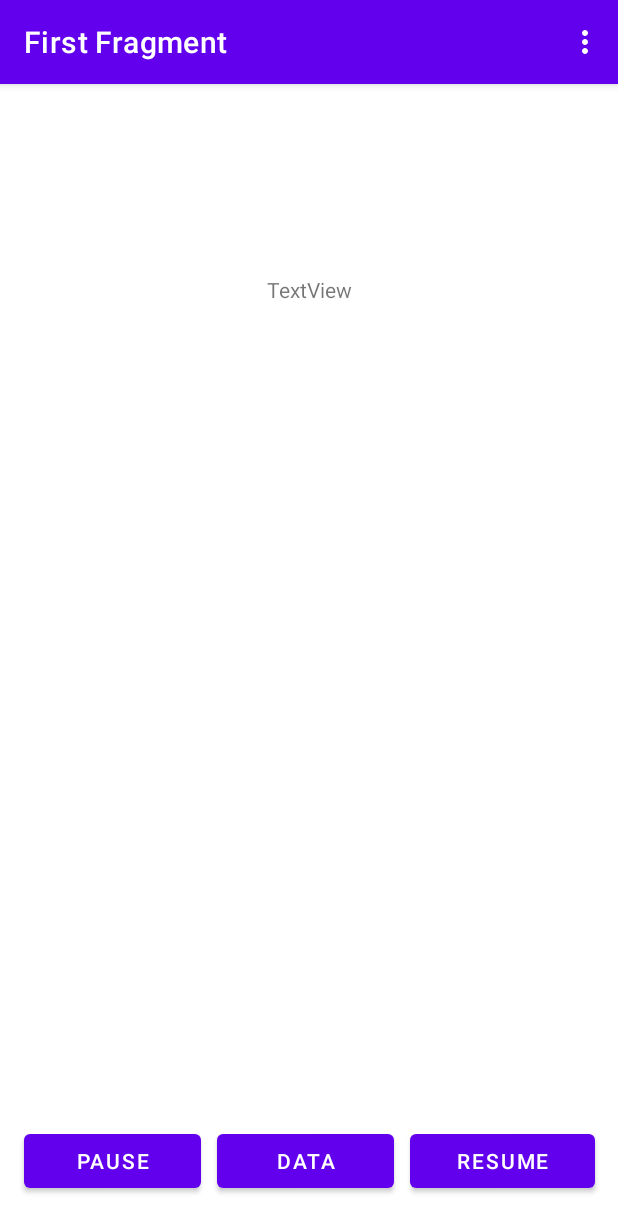
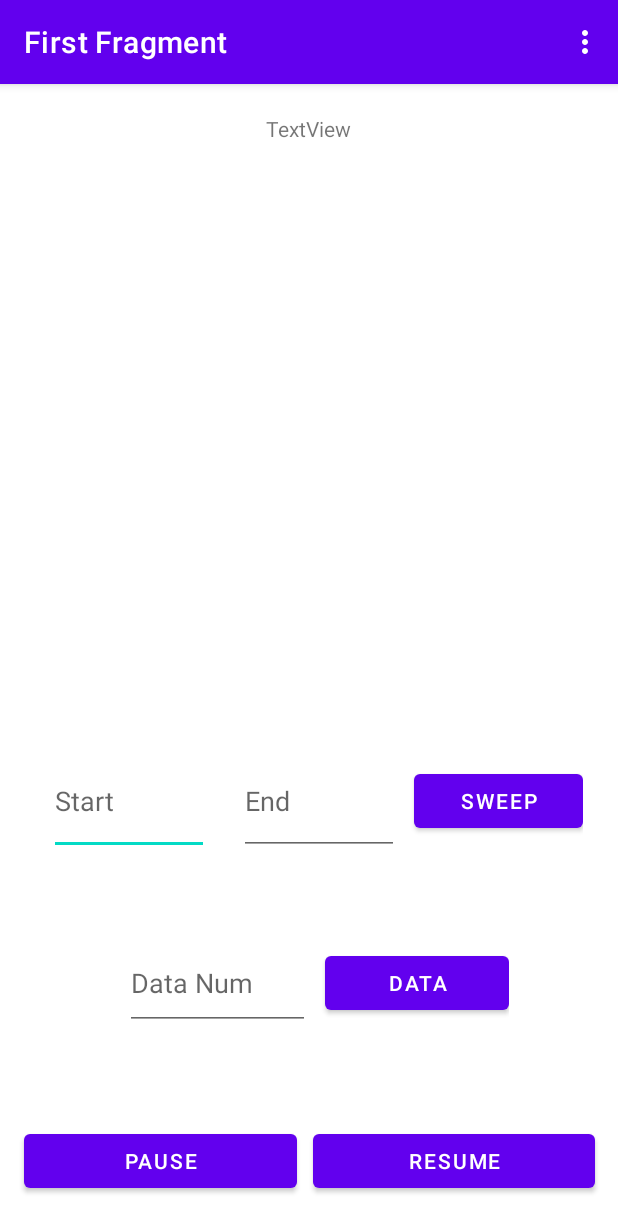
Before and after one commit to JackTNorris/VNAGrapher, an Android app: the screen it shows after launch (MainActivity), on a phone screen of 412 x 824 dp. Shown: the top 1232 px of the screen. Run offline under Robolectric (Android 15) with nearby library versions, the phone set to English and light mode, and no system bars; our stand-ins replace navigation-ui.

Commit message:
sweep functionality

```diff
--- a/app/src/main/AndroidManifest.xml
+++ b/app/src/main/AndroidManifest.xml
@@ -25,6 +25,7 @@
             android:name=".MainActivity"
             android:exported="true"
             android:label="@string/app_name"
+            android:windowSoftInputMode="adjustPan"
             android:theme="@style/Theme.VNAGrapher.NoActionBar" >
             <intent-filter>
                 <action android:name="android.intent.action.MAIN" />
--- a/app/src/main/java/com/example/vnagrapher/MainActivity.kt
+++ b/app/src/main/java/com/example/vnagrapher/MainActivity.kt
@@ -24,9 +24,16 @@ import android.view.MenuItem
 import androidx.core.app.ActivityCompat
 import com.example.vnagrapher.databinding.ActivityMainBinding
 import android.util.Log
+import androidx.annotation.WorkerThread
 import androidx.core.content.ContextCompat
+import kotlinx.coroutines.delay
 import java.io.IOException
 import java.util.*
+import kotlinx.coroutines.Dispatchers
+import kotlinx.coroutines.flow.*
+import kotlinx.coroutines.launch
+import kotlinx.coroutines.runBlocking
+import androidx.lifecycle.*
 
 var mUUID = UUID.fromString("8ce255c0-200a-11e0-ac64-0800200c9a66")
 var TAG = "VNA_GRAPHER"
@@ -165,8 +172,16 @@ class MainActivity : AppCompatActivity() {
                     utilThread.write(message.toByteArray())
                 }
                 binding.data.setOnClickListener { view ->
-                    var message = "data\r"
+                    var dataNum = binding.dataNum.text.toString()
+                    var message = "data $dataNum\r"
                     utilThread.write(message.toByteArray())
+                }
+                binding.setSweep.setOnClickListener {
+                    var sweepStart = binding.sweepStart.text.toString()
+                    var sweepEnd = binding.sweepEnd.text.toString()
+                    Log.d(TAG, sweepStart)
+                    Log.d(TAG, sweepEnd)
+                    utilThread.write(("sweep $sweepStart $sweepEnd\r").toByteArray())
                 }
 
             }
--- a/app/src/main/res/layout/activity_main.xml
+++ b/app/src/main/res/layout/activity_main.xml
@@ -26,7 +26,9 @@
         android:layout_width="match_parent"
         android:layout_height="match_parent">
 
-  <include layout="@layout/content_main"/>
+        <include
+            android:id="@+id/include2"
+            layout="@layout/content_main" />
 
         <LinearLayout
             android:id="@+id/linearLayout"
@@ -46,14 +48,6 @@
                 android:text="Pause" />
 
             <Button
-                android:id="@+id/data"
-                android:layout_width="wrap_content"
-                android:layout_height="wrap_content"
-                android:layout_margin="5dp"
-                android:layout_weight="1"
-                android:text="Data" />
-
-            <Button
                 android:id="@+id/resume"
                 android:layout_width="wrap_content"
                 android:layout_height="wrap_content"
@@ -63,11 +57,14 @@
         </LinearLayout>
 
         <ScrollView
-            android:layout_width="354dp"
-            android:layout_height="551dp"
-            app:layout_constraintBottom_toTopOf="@+id/linearLayout"
+            android:id="@+id/scrollView2"
+            android:layout_width="346dp"
+            android:layout_height="371dp"
+            android:layout_marginTop="76dp"
             app:layout_constraintEnd_toEndOf="parent"
-            app:layout_constraintStart_toStartOf="parent">
+            app:layout_constraintHorizontal_bias="0.492"
+            app:layout_constraintStart_toStartOf="parent"
+            app:layout_constraintTop_toTopOf="parent">
 
             <LinearLayout
                 android:layout_width="match_parent"
@@ -82,6 +79,75 @@
                     android:textAlignment="center" />
             </LinearLayout>
         </ScrollView>
+
+        <LinearLayout
+            android:id="@+id/linearLayout2"
+            android:layout_width="366dp"
+            android:layout_height="91dp"
+            android:layout_marginTop="1dp"
+            android:gravity="center|center_vertical"
+            android:orientation="horizontal"
+            app:layout_constraintBottom_toTopOf="@+id/linearLayout"
+            app:layout_constraintEnd_toEndOf="parent"
+            app:layout_constraintHorizontal_bias="0.488"
+            app:layout_constraintStart_toStartOf="parent"
+            app:layout_constraintTop_toBottomOf="@+id/scrollView2"
+            app:layout_constraintVertical_bias="0.205">
+
+            <com.google.android.material.textfield.TextInputEditText
+                android:id="@+id/sweepStart"
+                android:layout_width="143dp"
+                android:layout_height="match_parent"
+                android:layout_margin="10dp"
+                android:layout_weight="1"
+                android:hint="Start"
+                android:minHeight="48dp" />
+
+            <com.google.android.material.textfield.TextInputEditText
+                android:id="@+id/sweepEnd"
+                android:layout_width="143dp"
+                android:layout_height="match_parent"
+                android:layout_margin="10dp"
+                android:layout_weight="1"
+                android:hint="End"
+                android:minHeight="48dp" />
+
+            <Button
+                android:id="@+id/setSweep"
+                android:layout_width="149dp"
+                android:layout_height="wrap_content"
+                android:layout_weight="1"
+                android:text="Sweep" />
+
+        </LinearLayout>
+
+        <LinearLayout
+            android:layout_width="266dp"
+            android:layout_height="82dp"
+            android:layout_marginBottom="3dp"
+            android:gravity="center"
+            android:orientation="horizontal"
+            app:layout_constraintBottom_toTopOf="@+id/linearLayout"
+            app:layout_constraintEnd_toEndOf="parent"
+            app:layout_constraintStart_toStartOf="parent"
+            app:layout_constraintTop_toBottomOf="@+id/linearLayout2">
+
+            <com.google.android.material.textfield.TextInputEditText
+                android:id="@+id/dataNum"
+                android:layout_width="149dp"
+                android:layout_height="match_parent"
+                android:layout_margin="10dp"
+                android:layout_weight="1"
+                android:hint="Data Num"
+                android:minHeight="48dp" />
+
+            <Button
+                android:id="@+id/data"
+                android:layout_width="149dp"
+                android:layout_height="wrap_content"
+                android:layout_weight="1"
+                android:text="Data" />
+        </LinearLayout>
     </androidx.constraintlayout.widget.ConstraintLayout>
 
 </androidx.coordinatorlayout.widget.CoordinatorLayout>
```
